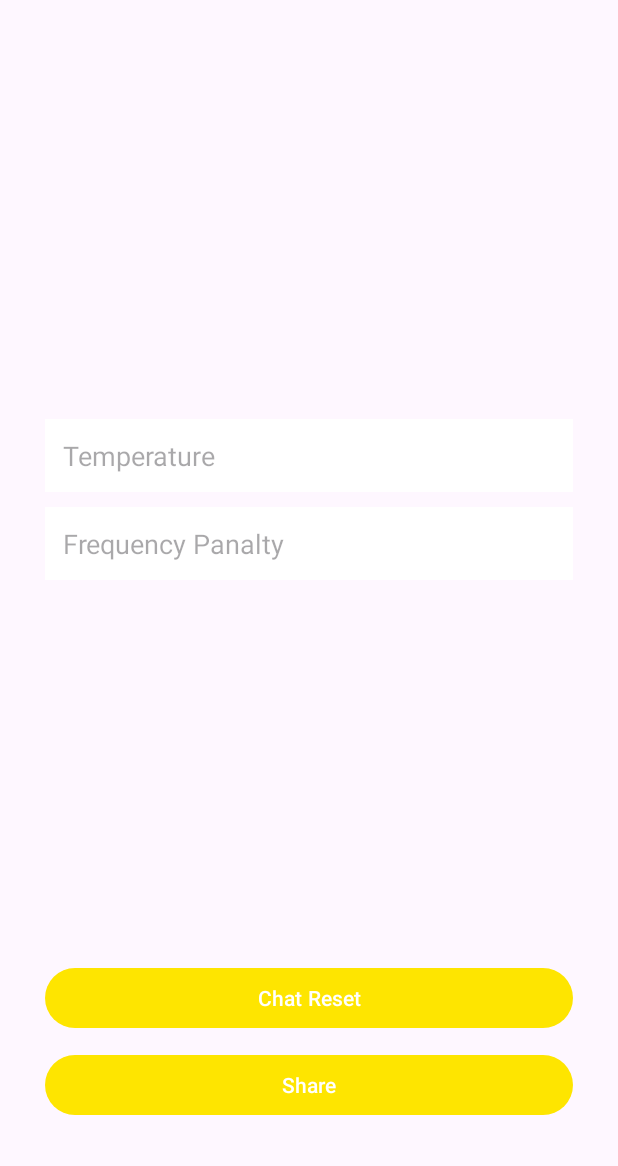
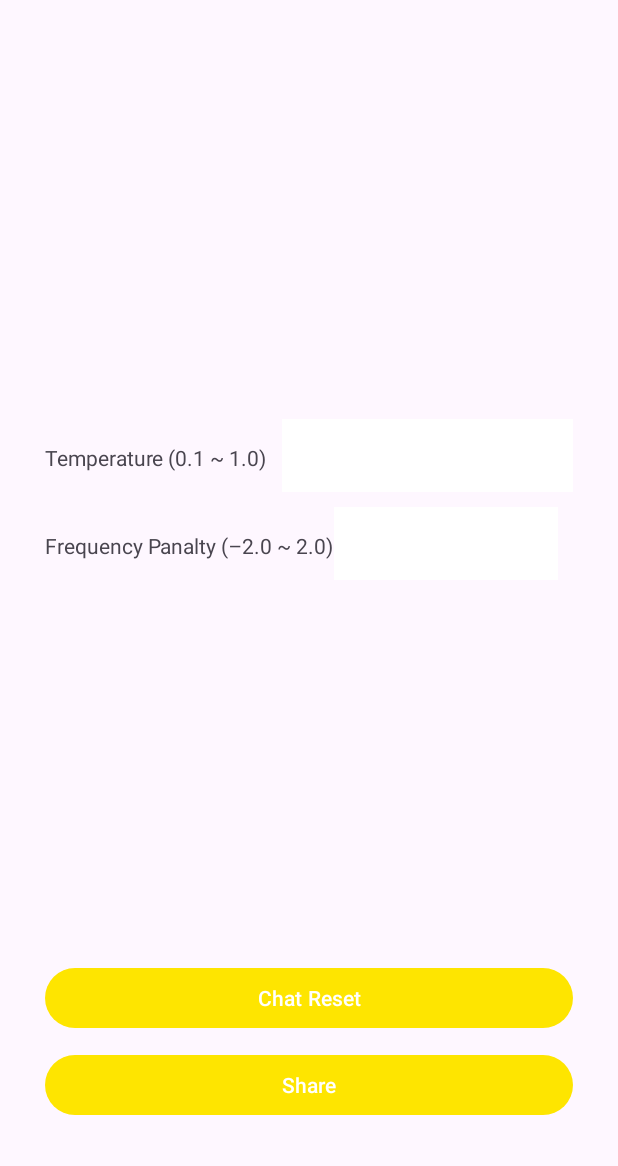
Before and after one commit to LeeEunjeong1/GPTalk, an Android app: the SettingFragment screen opened through its navigation route, on a phone screen of 412 x 824 dp, the part 70-1236 px from its top. Run offline under Robolectric (Android 15) with nearby library versions, the phone set to English and light mode, and no system bars; our stand-ins replace Dagger/Hilt's generated code, navigation-ui.

Commit message:
설정 화면 수정

```diff
--- a/app/src/main/res/layout/fragment_setting.xml
+++ b/app/src/main/res/layout/fragment_setting.xml
@@ -7,22 +7,45 @@
     android:padding="30dp"
     tools:context=".ui.ChattingFragment">
 
+    <LinearLayout
+        android:id="@+id/layout_temperature"
+        android:layout_width="match_parent"
+        android:layout_height="wrap_content"
+        android:layout_marginTop="232dp"
+        android:orientation="horizontal"
+        app:layout_constraintLeft_toLeftOf="parent"
+        app:layout_constraintRight_toRightOf="parent"
+        app:layout_constraintTop_toTopOf="parent">
+        <TextView
+            android:layout_width="wrap_content"
+            android:layout_height="wrap_content"
+            android:layout_marginEnd="10dp"
+            android:text="@string/text_temperature"/>
         <EditText
             android:id="@+id/edit_temperature"
-        android:layout_width="match_parent"
+            android:layout_width="wrap_content"
             android:layout_height="wrap_content"
             android:inputType="number"
             android:digits="0123456789."
             android:ems="10"
             android:maxLength="3"
             android:padding="12dp"
-        android:hint="@string/temperature"
             android:background="#ffffff"
-        android:layout_marginTop="232dp"
+            />
+    </LinearLayout>
+    <LinearLayout
+        android:id="@+id/layout_frequency"
+        android:layout_width="match_parent"
+        android:layout_height="wrap_content"
+        android:layout_marginTop="10dp"
+        android:layout_marginEnd="10dp"
+        app:layout_constraintRight_toRightOf="parent"
         app:layout_constraintLeft_toLeftOf="parent"
-        app:layout_constraintRight_toRightOf="parent"
-        app:layout_constraintTop_toTopOf="parent" />
-
+        app:layout_constraintTop_toBottomOf="@id/layout_temperature">
+        <TextView
+            android:layout_width="wrap_content"
+            android:layout_height="wrap_content"
+            android:text="@string/text_frequency_panalty"/>
         <EditText
             android:id="@+id/edit_frequency"
             android:layout_width="match_parent"
@@ -33,11 +56,11 @@
             android:maxLength="4"
             android:padding="12dp"
             android:background="#ffffff"
-        android:hint="@string/frequency_panalty"
-        android:layout_marginTop="10dp"
-        app:layout_constraintRight_toRightOf="parent"
-        app:layout_constraintLeft_toLeftOf="parent"
-        app:layout_constraintTop_toBottomOf="@id/edit_temperature" />
+            />
+    </LinearLayout>
+
+
+
 
     <Button
         android:id="@+id/btn_reset"
--- a/app/src/main/res/values/strings.xml
+++ b/app/src/main/res/values/strings.xml
@@ -7,6 +7,8 @@
     <string name="second_fragment_label">Setting</string>
 
     <string name="todo">TODO</string>
+    <string name="text_temperature">Temperature (0.1 ~ 1.0)</string>
+    <string name="text_frequency_panalty">Frequency Panalty (–2.0 ~ 2.0)</string>
     <string name="temperature">Temperature</string>
     <string name="frequency_panalty">Frequency Panalty</string>
     <string name="chat_reset">Chat Reset</string>
```
Lines whose indentation alone changed are shown as unchanged.
